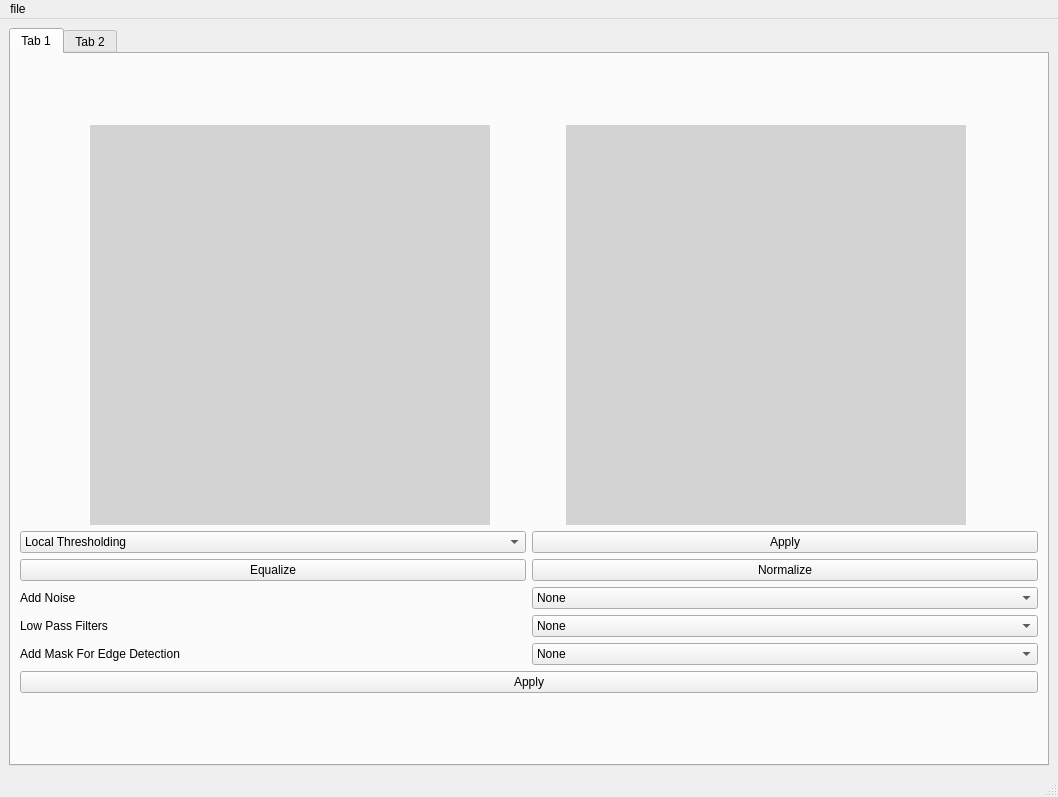
First picture: the form in main.ui, repository hassanowis/Vision-Pro-Toolkit, before the edit.
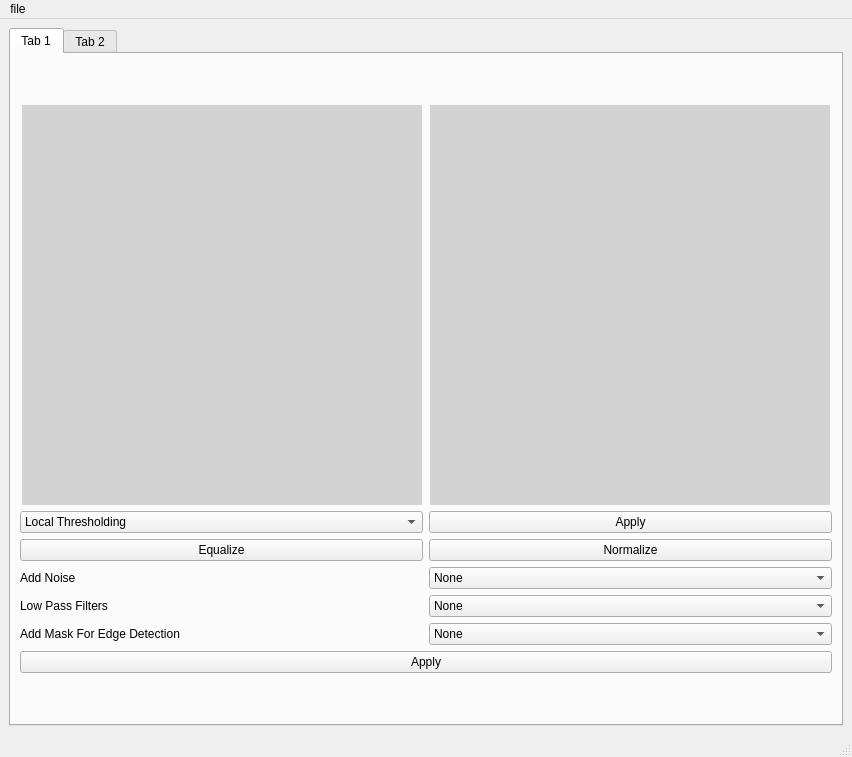
Second picture: the form after the edit.

Commit message: noise, gaussian and black and pepper

Diff of the .ui file:
```diff
--- a/main.ui
+++ b/main.ui
@@ -6,8 +6,8 @@
    <rect>
     <x>0</x>
     <y>0</y>
-    <width>1058</width>
-    <height>797</height>
+    <width>852</width>
+    <height>757</height>
    </rect>
   </property>
   <property name="windowTitle">
@@ -348,7 +348,7 @@
     <rect>
      <x>0</x>
      <y>0</y>
-     <width>1058</width>
+     <width>852</width>
      <height>21</height>
     </rect>
    </property>
```
Left out of the diff: 15 changed lines with no effect on the pictures. The commit also changes 1 other file.
